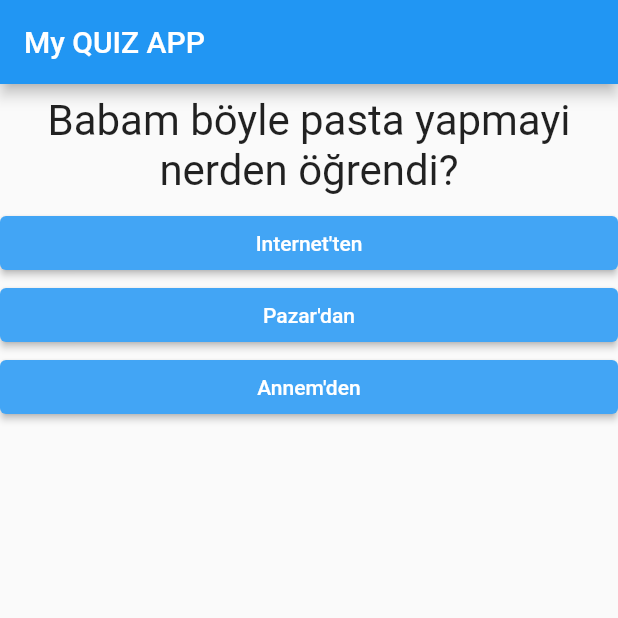
After one commit to alptekinsarilar/myQuizApp, a Flutter app: the screen it shows after launch, on a phone screen of 412 x 824 dp, the top half of it. The commit adds this screen. Run offline on Flutter 3.47's test engine with Material 2 defaults, Android fonts, the phone set to English and light mode, and no system bars.

Commit message:
Splitted widgets into small ones

```diff
--- a/lib/main.dart
+++ b/lib/main.dart
@@ -2,6 +2,8 @@ import 'package:flutter/material.dart';
 
 import './answer.dart';
 import './question.dart';
+import './quiz.dart';
+import './result.dart';
 
 void main() => runApp(MyApp());
 
@@ -14,7 +16,7 @@ class MyApp extends StatefulWidget {
 }
 
 class _MyAppState extends State<MyApp> {
-  final questions = const [
+  final _questions = const [
     {
       'questionText': 'Babam böyle pasta yapmayi nerden öğrendi?',
       'answers': ['Internet\'ten', 'Pazar\'dan', 'Annem\'den']
@@ -48,22 +50,14 @@ class _MyAppState extends State<MyApp> {
         appBar: AppBar(
           title: Text('My QUIZ APP'),
         ),
-        body: _questionIndex < questions.length
-            ? Column(
-                children: [
-                  Question(questions[_questionIndex]['questionText'] as String),
-                  ...(questions[_questionIndex]['answers'] as List<String>)
-                      .map((answer) => Answer(answerQuestion, answer))
-                      .toList()
-                ],
+        body: _questionIndex < _questions.length
+            ? Quiz(
+                questions: _questions,
+                answerQuestion: answerQuestion,
+                questionIndex: _questionIndex,
               )
-            : Center(
-                child:Text(
-                  'Başardin gardaş!',
-                  style: TextStyle(fontSize: 28)
-                  ),
-                ),
-              ),
-      );
+            : Result(),
+      ),
+    );
   }
 }
--- /dev/null
+++ b/lib/quiz.dart
@@ -0,0 +1,30 @@
+import 'package:flutter/material.dart';
+
+import './answer.dart';
+import './question.dart';
+
+class Quiz extends StatelessWidget {
+  final List<Map<String, Object>> questions;
+  final int questionIndex;
+  final VoidCallback answerQuestion;
+
+  Quiz({
+    required this.questions,
+    required this.answerQuestion,
+    required this.questionIndex,
+  });
+
+  @override
+  Widget build(BuildContext context) {
+    return Column(
+      children: [
+        Question(
+          questions[questionIndex]['questionText'] as String,
+        ),
+        ...(questions[questionIndex]['answers'] as List<String>)
+            .map((answer) => Answer(answerQuestion, answer))
+            .toList()
+      ],
+    );
+  }
+}
```
Also changed, not shown: lib/result.dart (added, +13 -0 lines).
